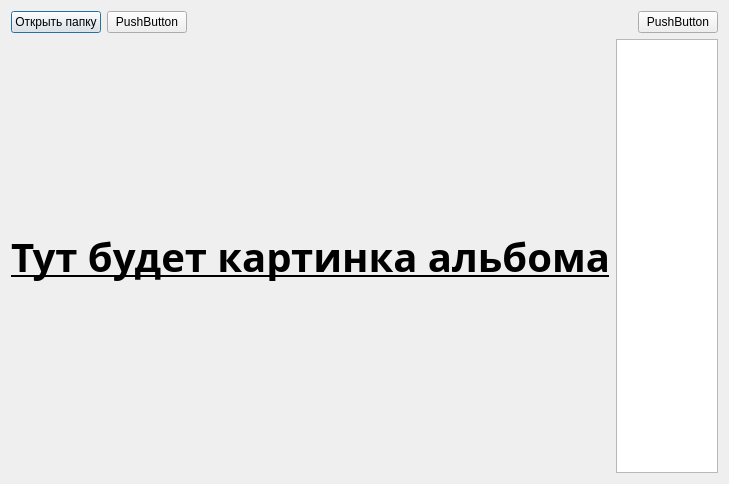
The window that MainWindow.ui (Lunc312/Audio-player) describes before a commit, drawn with Qt 5.
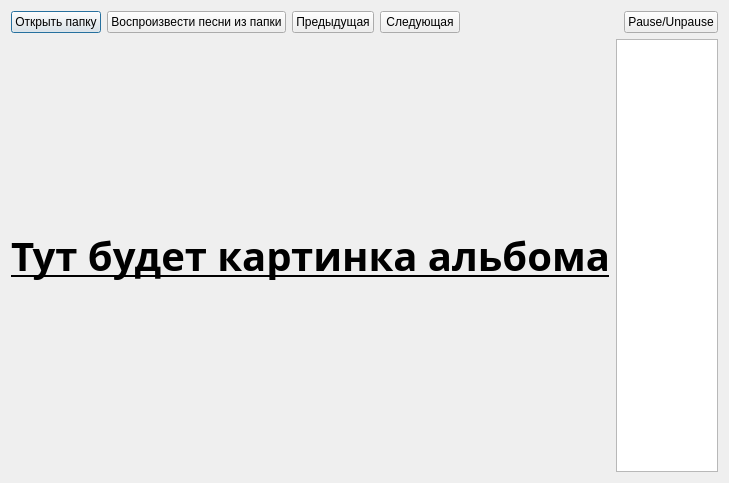
The same window after the commit.

Commit message: add queue of songs, the work of the next and previous song, pause/unause

```diff
--- a/MainWindow.ui
+++ b/MainWindow.ui
@@ -7,7 +7,7 @@
     <x>0</x>
     <y>0</y>
     <width>729</width>
-    <height>484</height>
+    <height>483</height>
    </rect>
   </property>
   <property name="windowTitle">
@@ -17,10 +17,10 @@
    <bool>false</bool>
   </property>
   <layout class="QGridLayout" name="gridLayout">
-   <item row="1" column="1" alignment="Qt::AlignRight">
+   <item row="5" column="1" alignment="Qt::AlignRight">
     <widget class="QListView" name="listView_songs"/>
    </item>
-   <item row="1" column="0">
+   <item row="5" column="0">
     <widget class="QLabel" name="label">
      <property name="font">
       <font>
@@ -56,7 +56,21 @@
      <item>
       <widget class="QPushButton" name="pushButton_2">
        <property name="text">
-        <string>PushButton</string>
+        <string>Воспроизвести песни из папки</string>
+       </property>
+      </widget>
+     </item>
+     <item>
+      <widget class="QPushButton" name="pushButton_previous">
+       <property name="text">
+        <string>Предыдущая</string>
+       </property>
+      </widget>
+     </item>
+     <item>
+      <widget class="QPushButton" name="pushButton_next">
+       <property name="text">
+        <string>Следующая</string>
        </property>
       </widget>
      </item>
@@ -76,7 +90,7 @@
      <item>
       <widget class="QPushButton" name="pushButton_3">
        <property name="text">
-        <string>PushButton</string>
+        <string>Pause/Unpause</string>
        </property>
       </widget>
      </item>
```
Left out of the diff: 4 changed lines with no effect on the pictures. The commit also changes 3 other files.
